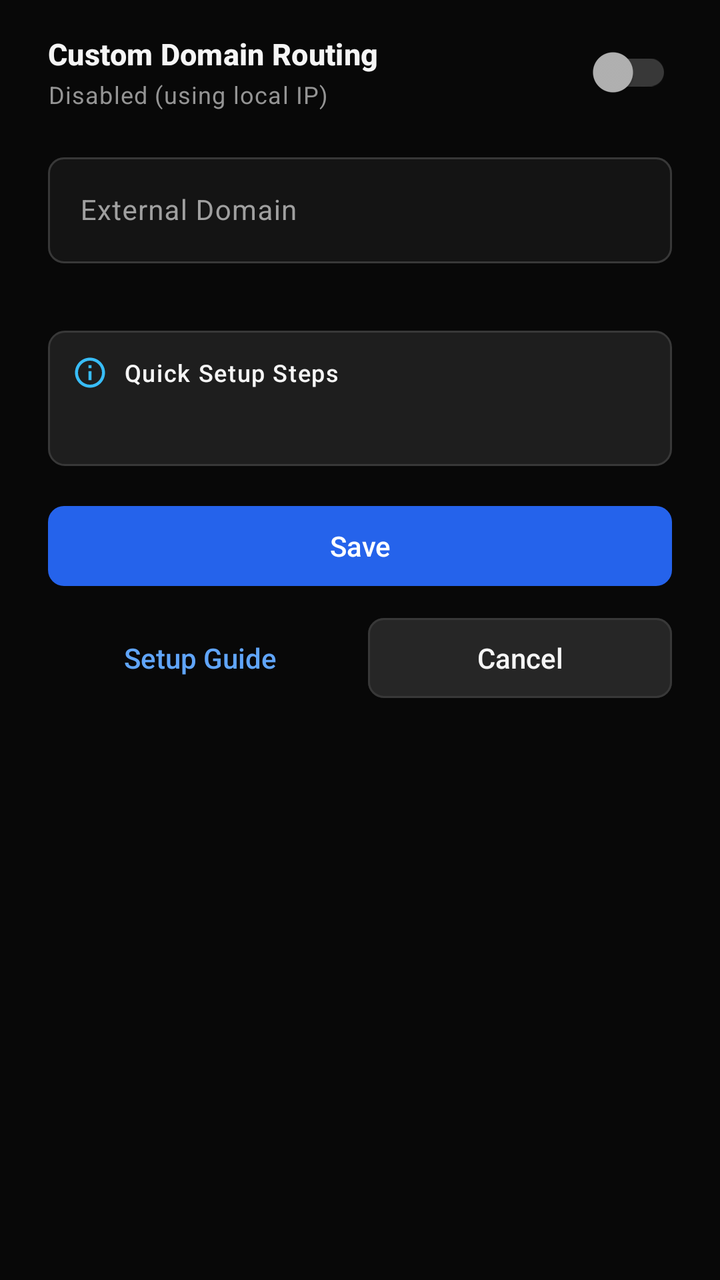
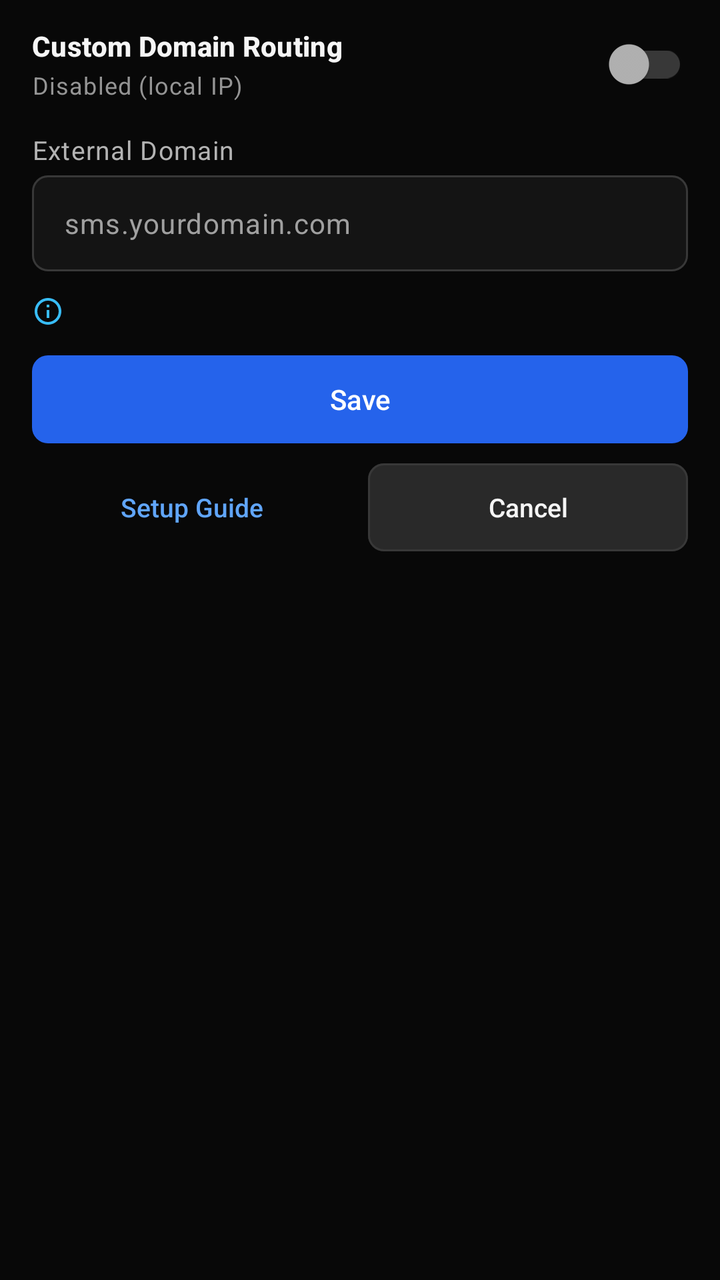

Screens rendered from an Android XML layout before and after an edit, with the pre-edit source and the edit as a unified diff.
<!-- AndroidManifest.xml: application theme Theme.Sms -->
<!-- res/layout/dialog_external_domain.xml -->
<?xml version="1.0" encoding="utf-8"?>
<ScrollView xmlns:android="http://schemas.android.com/apk/res/android"
    xmlns:app="http://schemas.android.com/apk/res-auto"
    android:layout_width="match_parent"
    android:layout_height="wrap_content"
    android:fillViewport="true">

    <LinearLayout
        android:layout_width="match_parent"
        android:layout_height="wrap_content"
        android:orientation="vertical"
        android:paddingHorizontal="@dimen/space_24"
        android:paddingTop="@dimen/space_12"
        android:paddingBottom="@dimen/space_16">

        
        <LinearLayout
            android:layout_width="match_parent"
            android:layout_height="wrap_content"
            android:layout_marginBottom="@dimen/space_12"
            android:gravity="center_vertical"
            android:orientation="horizontal">

            <LinearLayout
                android:layout_width="0dp"
                android:layout_height="wrap_content"
                android:layout_marginEnd="@dimen/space_12"
                android:layout_weight="1"
                android:orientation="vertical">

                <TextView
                    android:layout_width="wrap_content"
                    android:layout_height="wrap_content"
                    android:text="Custom Domain Routing"
                    android:textAppearance="@style/TextAppearance.App.CardHeading" />

                <TextView
                    android:id="@+id/domainToggleStateText"
                    android:layout_width="wrap_content"
                    android:layout_height="wrap_content"
                    android:layout_marginTop="2dp"
                    android:text="Disabled (using local IP)"
                    android:textAppearance="@style/TextAppearance.App.Helper" />

            </LinearLayout>

            <com.google.android.material.switchmaterial.SwitchMaterial
                android:id="@+id/enableExternalDomainSwitch"
                android:layout_width="wrap_content"
                android:layout_height="wrap_content"
                android:minWidth="@dimen/touch_target_min"
                android:minHeight="@dimen/touch_target_min"
                android:contentDescription="Enable custom domain routing"
                app:thumbTint="@color/switch_thumb_tint"
                app:trackTint="@color/switch_track_tint" />

        </LinearLayout>

        
        <com.google.android.material.textfield.TextInputLayout
            android:id="@+id/domainInputLayout"
            style="@style/Widget.App.TextInputLayout"
            android:layout_width="match_parent"
            android:layout_height="wrap_content"
            android:layout_marginBottom="@dimen/space_12"
            android:hint="External Domain"
            app:errorEnabled="true"
            app:placeholderText="sms.yourdomain.com">

            <com.google.android.material.textfield.TextInputEditText
                android:id="@+id/domainEditText"
                android:layout_width="match_parent"
                android:layout_height="wrap_content"
                android:minHeight="@dimen/input_min_height"
                android:inputType="textUri"
                android:maxLines="1"
                android:textColor="@color/text_primary"
                android:textSize="14sp" />

        </com.google.android.material.textfield.TextInputLayout>

        
        <LinearLayout
            android:layout_width="match_parent"
            android:layout_height="wrap_content"
            android:layout_marginBottom="@dimen/space_16"
            android:background="@drawable/bg_info_box"
            android:orientation="vertical"
            android:padding="@dimen/space_12">

            <LinearLayout
                android:layout_width="match_parent"
                android:layout_height="wrap_content"
                android:layout_marginBottom="@dimen/space_8"
                android:gravity="center_vertical"
                android:orientation="horizontal">

                <ImageView
                    android:layout_width="18dp"
                    android:layout_height="18dp"
                    android:contentDescription="Setup steps"
                    android:src="@drawable/ic_info"
                    app:tint="@color/accent_info" />

                <TextView
                    android:layout_width="wrap_content"
                    android:layout_height="wrap_content"
                    android:layout_marginStart="@dimen/space_8"
                    android:text="Quick Setup Steps"
                    android:textAppearance="@style/TextAppearance.App.StatusLabel"
                    android:textColor="@color/text_primary" />

            </LinearLayout>

            <TextView
                android:id="@+id/instructionsText"
                android:layout_width="match_parent"
                android:layout_height="wrap_content"
                android:textAppearance="@style/TextAppearance.App.BodySecondary" />

        </LinearLayout>

        
        <com.google.android.material.button.MaterialButton
            android:id="@+id/btnSaveDomain"
            style="@style/Widget.App.Button.Primary"
            android:layout_width="match_parent"
            android:layout_height="wrap_content"
            android:text="Save" />

        
        <LinearLayout
            android:layout_width="match_parent"
            android:layout_height="wrap_content"
            android:layout_marginTop="@dimen/space_8"
            android:orientation="horizontal">

            <com.google.android.material.button.MaterialButton
                android:id="@+id/btnViewSetupGuide"
                style="@style/Widget.App.Button.Tertiary"
                android:layout_width="0dp"
                android:layout_height="wrap_content"
                android:layout_marginEnd="@dimen/space_4"
                android:layout_weight="1"
                android:text="Setup Guide" />

            <com.google.android.material.button.MaterialButton
                android:id="@+id/btnCancelDomain"
                style="@style/Widget.App.Button.Secondary"
                android:layout_width="0dp"
                android:layout_height="wrap_content"
                android:layout_marginStart="@dimen/space_4"
                android:layout_weight="1"
                android:text="Cancel" />

        </LinearLayout>

    </LinearLayout>

</ScrollView>
<!-- resources referenced by this layout -->
<resources>
  <dimen name="space_24">24dp</dimen>
  <!-- drawable bg_info_box (drawable) -->
  <?xml version="1.0" encoding="utf-8"?>
  <shape xmlns:android="http://schemas.android.com/apk/res/android"
      android:shape="rectangle">
      <solid android:color="@color/bg_card" />
      <stroke
          android:width="1dp"
          android:color="@color/border_default" />
      <corners android:radius="@dimen/radius_input" />
  </shape>
  <style name="TextAppearance.App.BodySecondary" parent="TextAppearance.Material3.BodySmall">
          <item name="android:textSize">13sp</item>
          <item name="android:textColor">@color/text_secondary</item>
          <item name="android:lineSpacingMultiplier">1.35</item>
      </style>
  <style name="TextAppearance.App.CardHeading" parent="TextAppearance.Material3.TitleSmall">
          <item name="android:textSize">15sp</item>
          <item name="android:fontFamily">sans-serif-medium</item>
          <item name="android:textStyle">bold</item>
          <item name="android:textColor">@color/text_primary</item>
      </style>
  <style name="TextAppearance.App.StatusLabel" parent="TextAppearance.Material3.LabelSmall">
          <item name="android:textSize">12sp</item>
          <item name="android:fontFamily">sans-serif-medium</item>
      </style>
  <style name="Widget.App.Button.Primary" parent="Widget.Material3.Button">
          <item name="android:minHeight">@dimen/button_min_height</item>
          <item name="android:textSize">14sp</item>
          <item name="android:fontFamily">sans-serif-medium</item>
          <item name="android:textAllCaps">false</item>
          <item name="android:letterSpacing">0</item>
          <item name="android:textColor">@color/button_primary_text</item>
          <item name="backgroundTint">@color/button_primary_bg</item>
          <item name="cornerRadius">@dimen/radius_button</item>
          <item name="iconSize">@dimen/icon_standard</item>
          <item name="iconTint">@color/button_primary_text</item>
      </style>
  <style name="Widget.App.Button.Secondary" parent="Widget.Material3.Button.OutlinedButton">
          <item name="android:minHeight">@dimen/button_min_height</item>
          <item name="android:textSize">14sp</item>
          <item name="android:fontFamily">sans-serif-medium</item>
          <item name="android:textAllCaps">false</item>
          <item name="android:letterSpacing">0</item>
          <item name="android:textColor">@color/button_secondary_text</item>
          <item name="backgroundTint">@color/button_secondary_bg</item>
          <item name="strokeColor">@color/border_default</item>
          <item name="strokeWidth">@dimen/stroke_width_default</item>
          <item name="cornerRadius">@dimen/radius_button</item>
          <item name="iconSize">@dimen/icon_standard</item>
          <item name="iconTint">@color/text_secondary</item>
      </style>
  <style name="Widget.App.Button.Tertiary" parent="Widget.Material3.Button.TextButton">
          <item name="android:minHeight">@dimen/button_min_height</item>
          <item name="android:textSize">14sp</item>
          <item name="android:fontFamily">sans-serif-medium</item>
          <item name="android:textAllCaps">false</item>
          <item name="android:letterSpacing">0</item>
          <item name="android:textColor">@color/accent_link</item>
          <item name="cornerRadius">@dimen/radius_button</item>
          <item name="iconSize">@dimen/icon_standard</item>
          <item name="iconTint">@color/accent_link</item>
      </style>
  <style name="Widget.App.TextInputLayout" parent="Widget.Material3.TextInputLayout.OutlinedBox">
          <item name="boxBackgroundMode">outline</item>
          <item name="boxBackgroundColor">@color/bg_input</item>
          <item name="boxStrokeColor">@color/input_box_stroke</item>
          <item name="boxStrokeWidth">1dp</item>
          <item name="boxStrokeWidthFocused">2dp</item>
          <item name="boxStrokeErrorColor">@color/accent_error</item>
          <item name="boxCornerRadiusTopStart">@dimen/radius_input</item>
          <item name="boxCornerRadiusTopEnd">@dimen/radius_input</item>
          <item name="boxCornerRadiusBottomStart">@dimen/radius_input</item>
          <item name="boxCornerRadiusBottomEnd">@dimen/radius_input</item>
          <item name="hintTextColor">@color/accent_link</item>
          <item name="android:textColorHint">@color/text_placeholder</item>
          <item name="placeholderTextColor">@color/text_placeholder</item>
          <item name="helperTextTextColor">@color/text_muted</item>
          <item name="errorTextColor">@color/accent_error_text</item>
          <item name="errorIconTint">@color/accent_error_text</item>
          <item name="startIconTint">@color/text_secondary</item>
          <item name="endIconTint">@color/text_secondary</item>
      </style>
  <dimen name="icon_standard">20dp</dimen>
  <style name="Base.Theme.Sms" parent="Theme.Material3.Dark.NoActionBar">
          <item name="colorPrimary">@color/accent_primary</item>
          <item name="colorOnPrimary">@color/accent_on_primary</item>
          <item name="colorPrimaryContainer">@color/bg_elevated</item>
          <item name="colorOnPrimaryContainer">@color/text_primary</item>
  
          <item name="colorSecondary">@color/accent_link</item>
          <item name="colorOnSecondary">@color/bg_app</item>
          <item name="colorSecondaryContainer">@color/bg_elevated</item>
          <item name="colorOnSecondaryContainer">@color/text_primary</item>
  
          <item name="android:colorBackground">@color/bg_app</item>
          <item name="colorOnBackground">@color/text_primary</item>
          <item name="colorSurface">@color/bg_card</item>
          <item name="colorOnSurface">@color/text_primary</item>
          <item name="colorSurfaceVariant">@color/bg_elevated</item>
          <item name="colorOnSurfaceVariant">@color/text_secondary</item>
          <item name="colorSurfaceContainer">@color/bg_card</item>
          <item name="colorSurfaceContainerHigh">@color/bg_dialog</item>
          <item name="colorSurfaceContainerHighest">@color/bg_elevated</item>
  
          <item name="colorOutline">@color/border_default</item>
          <item name="colorOutlineVariant">@color/divider_subtle</item>
          <item name="colorError">@color/accent_error</item>
          <item name="colorOnError">@color/accent_on_primary</item>
  
          <item name="colorControlNormal">@color/text_secondary</item>
          <item name="colorControlActivated">@color/accent_link</item>
          <item name="android:textColorPrimary">@color/text_primary</item>
          <item name="android:textColorSecondary">@color/text_secondary</item>
          <item name="android:textColorHint">@color/text_placeholder</item>
  
          <item name="android:statusBarColor">@color/bg_header</item>
          <item name="android:navigationBarColor">@color/bg_app</item>
          <item name="android:windowLightStatusBar">false</item>
  
          <item name="materialAlertDialogTheme">@style/ThemeOverlay.App.MaterialAlertDialog</item>
      </style>
  <color name="bg_elevated">#262626</color>
  <color name="bg_dialog">#262626</color>
  <style name="ThemeOverlay.App.MaterialAlertDialog" parent="ThemeOverlay.Material3.MaterialAlertDialog">
          <item name="colorSurface">@color/bg_dialog</item>
          <item name="colorSurfaceContainerHigh">@color/bg_dialog</item>
          <item name="colorOnSurface">@color/text_primary</item>
          <item name="colorOnSurfaceVariant">@color/text_secondary</item>
          <item name="shapeAppearanceOverlay">@style/ShapeAppearance.App.Dialog</item>
          <item name="materialAlertDialogTitleTextStyle">@style/Widget.App.Dialog.Title</item>
          <item name="materialAlertDialogBodyTextStyle">@style/Widget.App.Dialog.Body</item>
          <item name="buttonBarPositiveButtonStyle">@style/Widget.App.Button.DialogPositive</item>
          <item name="buttonBarNegativeButtonStyle">@style/Widget.App.Button.DialogNegative</item>
          <item name="buttonBarNeutralButtonStyle">@style/Widget.App.Button.DialogNeutral</item>
      </style>
  <style name="Widget.App.Dialog.Body" parent="MaterialAlertDialog.Material3.Body.Text">
          <item name="android:textSize">14sp</item>
          <item name="android:textColor">@color/text_secondary</item>
          <item name="android:lineSpacingMultiplier">1.35</item>
      </style>
  <dimen name="radius_dialog">16dp</dimen>
  <!-- unchanged entries left out for length: 34 -->
</resources>

<!-- the commit's change to res/layout/dialog_external_domain.xml (unified diff, before → after) -->
@@ -9,22 +9,22 @@
         android:layout_width="match_parent"
         android:layout_height="wrap_content"
         android:orientation="vertical"
-        android:paddingHorizontal="@dimen/space_24"
-        android:paddingTop="@dimen/space_12"
+        android:paddingHorizontal="@dimen/space_16"
+        android:paddingTop="@dimen/space_8"
         android:paddingBottom="@dimen/space_16">
 
         
         <LinearLayout
             android:layout_width="match_parent"
             android:layout_height="wrap_content"
-            android:layout_marginBottom="@dimen/space_12"
+            android:layout_marginBottom="@dimen/space_10"
             android:gravity="center_vertical"
             android:orientation="horizontal">
 
             <LinearLayout
                 android:layout_width="0dp"
                 android:layout_height="wrap_content"
-                android:layout_marginEnd="@dimen/space_12"
+                android:layout_marginEnd="@dimen/space_8"
                 android:layout_weight="1"
                 android:orientation="vertical">
 
@@ -39,7 +39,7 @@
                     android:layout_width="wrap_content"
                     android:layout_height="wrap_content"
                     android:layout_marginTop="2dp"
-                    android:text="Disabled (using local IP)"
+                    android:text="Disabled (local IP)"
                     android:textAppearance="@style/TextAppearance.App.Helper" />
 
             </LinearLayout>
@@ -57,24 +57,32 @@
         </LinearLayout>
 
         
+        <TextView
+            android:layout_width="wrap_content"
+            android:layout_height="wrap_content"
+            android:layout_marginBottom="@dimen/space_4"
+            android:text="External Domain"
+            android:textAppearance="@style/TextAppearance.App.BodySecondary" />
+
         <com.google.android.material.textfield.TextInputLayout
             android:id="@+id/domainInputLayout"
             style="@style/Widget.App.TextInputLayout"
             android:layout_width="match_parent"
             android:layout_height="wrap_content"
-            android:layout_marginBottom="@dimen/space_12"
-            android:hint="External Domain"
-            app:errorEnabled="true"
-            app:placeholderText="sms.yourdomain.com">
+            android:layout_marginBottom="@dimen/space_10"
+            app:hintEnabled="false">
 
             <com.google.android.material.textfield.TextInputEditText
                 android:id="@+id/domainEditText"
                 android:layout_width="match_parent"
                 android:layout_height="wrap_content"
                 android:minHeight="@dimen/input_min_height"
+                android:hint="sms.yourdomain.com"
                 android:inputType="textUri"
                 android:maxLines="1"
+                android:paddingVertical="10dp"
                 android:textColor="@color/text_primary"
+                android:textColorHint="@color/text_placeholder"
                 android:textSize="14sp" />
 
         </com.google.android.material.textfield.TextInputLayout>
@@ -83,40 +91,25 @@
         <LinearLayout
             android:layout_width="match_parent"
             android:layout_height="wrap_content"
-            android:layout_marginBottom="@dimen/space_16"
-            android:background="@drawable/bg_info_box"
-            android:orientation="vertical"
-            android:padding="@dimen/space_12">
+            android:layout_marginBottom="@dimen/space_12"
+            android:gravity="top"
+            android:orientation="horizontal">
 
-            <LinearLayout
-                android:layout_width="match_parent"
-                android:layout_height="wrap_content"
-                android:layout_marginBottom="@dimen/space_8"
-                android:gravity="center_vertical"
-                android:orientation="horizontal">
-
-                <ImageView
-                    android:layout_width="18dp"
-                    android:layout_height="18dp"
-                    android:contentDescription="Setup steps"
-                    android:src="@drawable/ic_info"
-                    app:tint="@color/accent_info" />
-
-                <TextView
-                    android:layout_width="wrap_content"
-                    android:layout_height="wrap_content"
-                    android:layout_marginStart="@dimen/space_8"
-                    android:text="Quick Setup Steps"
-                    android:textAppearance="@style/TextAppearance.App.StatusLabel"
-                    android:textColor="@color/text_primary" />
-
-            </LinearLayout>
+            <ImageView
+                android:layout_width="16dp"
+                android:layout_height="16dp"
+                android:layout_marginTop="2dp"
+                android:contentDescription="Proxy info"
+                android:src="@drawable/ic_info"
+                app:tint="@color/accent_info" />
 
             <TextView
                 android:id="@+id/instructionsText"
-                android:layout_width="match_parent"
+                android:layout_width="0dp"
                 android:layout_height="wrap_content"
-                android:textAppearance="@style/TextAppearance.App.BodySecondary" />
+                android:layout_marginStart="@dimen/space_6"
+                android:layout_weight="1"
+                android:textAppearance="@style/TextAppearance.App.Helper" />
 
         </LinearLayout>
 
@@ -132,7 +125,7 @@
         <LinearLayout
             android:layout_width="match_parent"
             android:layout_height="wrap_content"
-            android:layout_marginTop="@dimen/space_8"
+            android:layout_marginTop="@dimen/space_6"
             android:orientation="horizontal">
 
             <com.google.android.material.button.MaterialButton
<!-- resource entries referenced after the edit -->
@@ -1,33 +1,22 @@
 <!-- resources referenced by this layout -->
 <resources>
-  <dimen name="space_24">24dp</dimen>
-  <!-- drawable bg_info_box (drawable) -->
-  <?xml version="1.0" encoding="utf-8"?>
-  <shape xmlns:android="http://schemas.android.com/apk/res/android"
-      android:shape="rectangle">
-      <solid android:color="@color/bg_card" />
-      <stroke
-          android:width="1dp"
-          android:color="@color/border_default" />
-      <corners android:radius="@dimen/radius_input" />
-  </shape>
+  <dimen name="space_10">10dp</dimen>
+  <dimen name="space_6">6dp</dimen>
   <style name="TextAppearance.App.BodySecondary" parent="TextAppearance.Material3.BodySmall">
           <item name="android:textSize">13sp</item>
           <item name="android:textColor">@color/text_secondary</item>
-          <item name="android:lineSpacingMultiplier">1.35</item>
+          <item name="android:lineSpacingMultiplier">1.3</item>
       </style>
   <style name="TextAppearance.App.CardHeading" parent="TextAppearance.Material3.TitleSmall">
-          <item name="android:textSize">15sp</item>
+          <item name="android:textSize">14sp</item>
           <item name="android:fontFamily">sans-serif-medium</item>
           <item name="android:textStyle">bold</item>
           <item name="android:textColor">@color/text_primary</item>
       </style>
-  <style name="TextAppearance.App.StatusLabel" parent="TextAppearance.Material3.LabelSmall">
-          <item name="android:textSize">12sp</item>
-          <item name="android:fontFamily">sans-serif-medium</item>
-      </style>
   <style name="Widget.App.Button.Primary" parent="Widget.Material3.Button">
           <item name="android:minHeight">@dimen/button_min_height</item>
+          <item name="android:insetTop">2dp</item>
+          <item name="android:insetBottom">2dp</item>
           <item name="android:textSize">14sp</item>
           <item name="android:fontFamily">sans-serif-medium</item>
           <item name="android:textAllCaps">false</item>
@@ -40,7 +29,9 @@
       </style>
   <style name="Widget.App.Button.Secondary" parent="Widget.Material3.Button.OutlinedButton">
           <item name="android:minHeight">@dimen/button_min_height</item>
-          <item name="android:textSize">14sp</item>
+          <item name="android:insetTop">2dp</item>
+          <item name="android:insetBottom">2dp</item>
+          <item name="android:textSize">13sp</item>
           <item name="android:fontFamily">sans-serif-medium</item>
           <item name="android:textAllCaps">false</item>
           <item name="android:letterSpacing">0</item>
@@ -54,7 +45,9 @@
       </style>
   <style name="Widget.App.Button.Tertiary" parent="Widget.Material3.Button.TextButton">
           <item name="android:minHeight">@dimen/button_min_height</item>
-          <item name="android:textSize">14sp</item>
+          <item name="android:insetTop">0dp</item>
+          <item name="android:insetBottom">0dp</item>
+          <item name="android:textSize">13sp</item>
           <item name="android:fontFamily">sans-serif-medium</item>
           <item name="android:textAllCaps">false</item>
           <item name="android:letterSpacing">0</item>
@@ -68,7 +61,7 @@
           <item name="boxBackgroundColor">@color/bg_input</item>
           <item name="boxStrokeColor">@color/input_box_stroke</item>
           <item name="boxStrokeWidth">1dp</item>
-          <item name="boxStrokeWidthFocused">2dp</item>
+          <item name="boxStrokeWidthFocused">1.5dp</item>
           <item name="boxStrokeErrorColor">@color/accent_error</item>
           <item name="boxCornerRadiusTopStart">@dimen/radius_input</item>
           <item name="boxCornerRadiusTopEnd">@dimen/radius_input</item>
@@ -83,7 +76,7 @@
           <item name="startIconTint">@color/text_secondary</item>
           <item name="endIconTint">@color/text_secondary</item>
       </style>
-  <dimen name="icon_standard">20dp</dimen>
+  <dimen name="icon_standard">18dp</dimen>
   <style name="Base.Theme.Sms" parent="Theme.Material3.Dark.NoActionBar">
           <item name="colorPrimary">@color/accent_primary</item>
           <item name="colorOnPrimary">@color/accent_on_primary</item>
@@ -102,8 +95,13 @@
           <item name="colorSurfaceVariant">@color/bg_elevated</item>
           <item name="colorOnSurfaceVariant">@color/text_secondary</item>
           <item name="colorSurfaceContainer">@color/bg_card</item>
+          <item name="colorSurfaceContainerLow">@color/bg_card</item>
           <item name="colorSurfaceContainerHigh">@color/bg_dialog</item>
           <item name="colorSurfaceContainerHighest">@color/bg_elevated</item>
+  
+          
+          <item name="elevationOverlayEnabled">false</item>
+          <item name="elevationOverlayColor">@android:color/transparent</item>
   
           <item name="colorOutline">@color/border_default</item>
           <item name="colorOutlineVariant">@color/divider_subtle</item>
@@ -122,13 +120,16 @@
   
           <item name="materialAlertDialogTheme">@style/ThemeOverlay.App.MaterialAlertDialog</item>
       </style>
-  <color name="bg_elevated">#262626</color>
-  <color name="bg_dialog">#262626</color>
+  <color name="bg_elevated">#292929</color>
+  <color name="bg_dialog">#242424</color>
   <style name="ThemeOverlay.App.MaterialAlertDialog" parent="ThemeOverlay.Material3.MaterialAlertDialog">
           <item name="colorSurface">@color/bg_dialog</item>
           <item name="colorSurfaceContainerHigh">@color/bg_dialog</item>
+          <item name="colorSurfaceContainer">@color/bg_dialog</item>
           <item name="colorOnSurface">@color/text_primary</item>
           <item name="colorOnSurfaceVariant">@color/text_secondary</item>
+          <item name="elevationOverlayEnabled">false</item>
+          <item name="elevationOverlayColor">@android:color/transparent</item>
           <item name="shapeAppearanceOverlay">@style/ShapeAppearance.App.Dialog</item>
           <item name="materialAlertDialogTitleTextStyle">@style/Widget.App.Dialog.Title</item>
           <item name="materialAlertDialogBodyTextStyle">@style/Widget.App.Dialog.Body</item>
@@ -139,9 +140,9 @@
   <style name="Widget.App.Dialog.Body" parent="MaterialAlertDialog.Material3.Body.Text">
           <item name="android:textSize">14sp</item>
           <item name="android:textColor">@color/text_secondary</item>
-          <item name="android:lineSpacingMultiplier">1.35</item>
+          <item name="android:lineSpacingMultiplier">1.3</item>
       </style>
-  <dimen name="radius_dialog">16dp</dimen>
+  <dimen name="radius_dialog">14dp</dimen>
   <!-- unchanged entries left out for length: 34 -->
 </resources>
 
